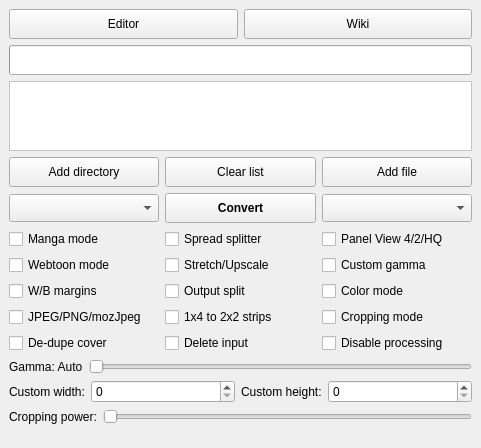
ciromattia/kcc, file gui/KCC.ui: the form before one commit.
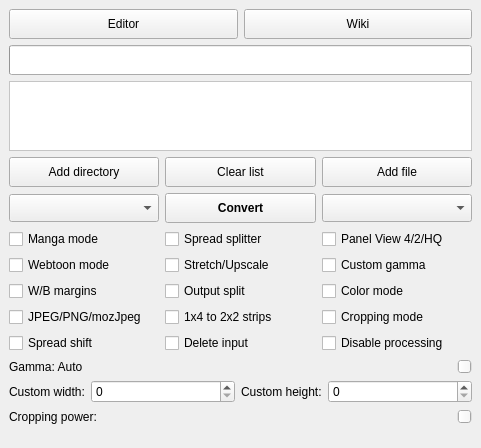
The form after the commit. Icons and pictures are not drawn.

Commit message:
don't delete/dedupe covers, just change initial alignment (#784)
* don't delete covers, just change initial alignment

* replace dedupecover with spreadshift

The edit to the form file:
```diff
--- a/gui/KCC.ui
+++ b/gui/KCC.ui
@@ -201,7 +201,7 @@
           <string>&lt;html&gt;&lt;head/&gt;&lt;body&gt;&lt;p&gt;Don't duplicate the first page as the cover. Useful for 2 page spread alignment.&lt;/p&gt;&lt;/body&gt;&lt;/html&gt;</string>
          </property>
          <property name="text">
-          <string>De-dupe cover</string>
+          <string>Spread shift</string>
          </property>
         </widget>
        </item>
@@ -241,9 +241,6 @@
          <property name="singleStep">
           <number>5</number>
          </property>
-         <property name="orientation">
-          <enum>Qt::Orientation::Horizontal</enum>
-         </property>
         </widget>
        </item>
       </layout>
@@ -282,9 +279,6 @@
          <property name="singleStep">
           <number>1</number>
          </property>
-         <property name="orientation">
-          <enum>Qt::Orientation::Horizontal</enum>
-         </property>
         </widget>
        </item>
       </layout>
```
Left out of the diff: 13 changed lines with no effect on the pictures. The commit also changes 6 other files.
